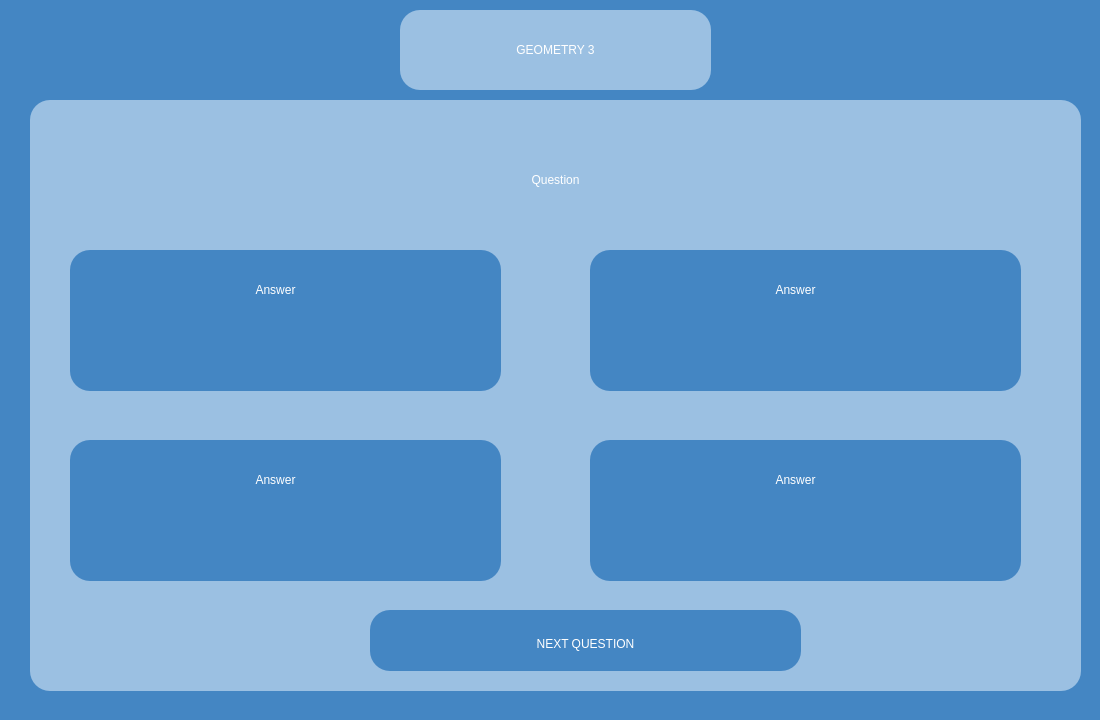
Qt form AGUniverse/presentationLayer/geometryExam3.ui (codingburgas/sprint-eschool-ag-universe) before a commit.
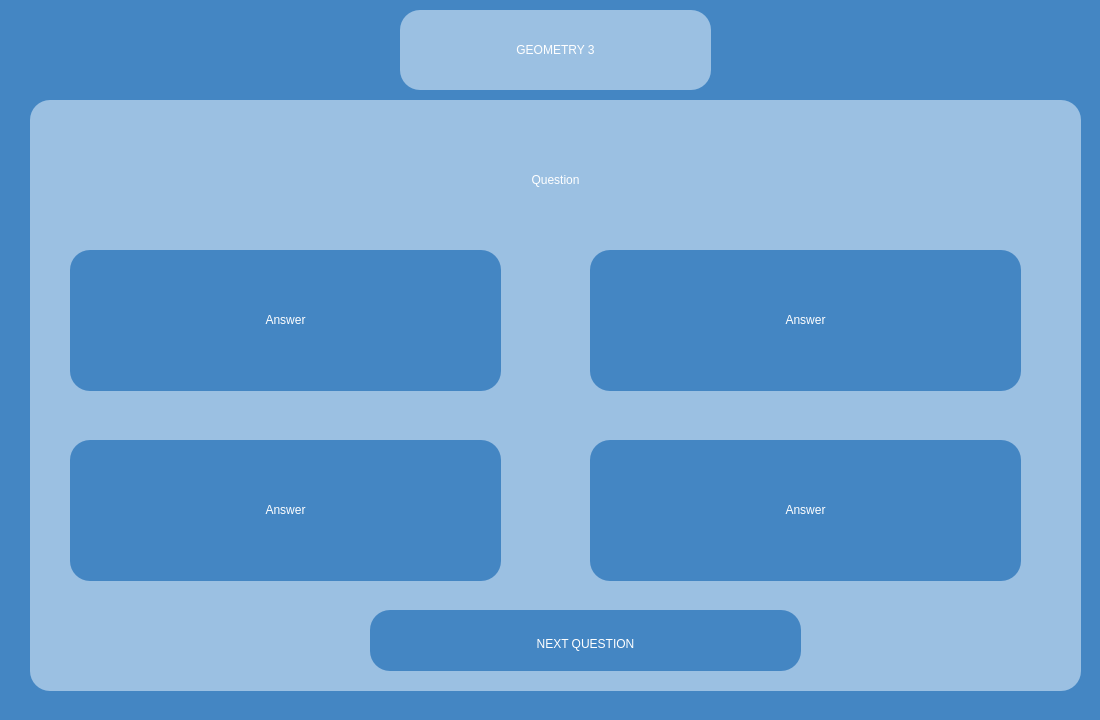
The same form after that commit.

Commit message: Enhance buttons in exams pages

What changed in the file:
```diff
--- a/AGUniverse/presentationLayer/geometryExam3.ui
+++ b/AGUniverse/presentationLayer/geometryExam3.ui
@@ -80,9 +80,9 @@
     <widget class="QLabel" name="answer_1">
      <property name="geometry">
       <rect>
-       <x>60</x>
-       <y>10</y>
-       <width>291</width>
+       <x>10</x>
+       <y>40</y>
+       <width>411</width>
        <height>61</height>
       </rect>
      </property>
@@ -140,9 +140,9 @@
     <widget class="QLabel" name="answer_2">
      <property name="geometry">
       <rect>
-       <x>60</x>
-       <y>10</y>
-       <width>291</width>
+       <x>10</x>
+       <y>40</y>
+       <width>411</width>
        <height>61</height>
       </rect>
      </property>
@@ -200,9 +200,9 @@
     <widget class="QLabel" name="answer_3">
      <property name="geometry">
       <rect>
-       <x>60</x>
-       <y>10</y>
-       <width>291</width>
+       <x>10</x>
+       <y>40</y>
+       <width>411</width>
        <height>61</height>
       </rect>
      </property>
@@ -260,9 +260,9 @@
     <widget class="QLabel" name="answer_4">
      <property name="geometry">
       <rect>
-       <x>60</x>
-       <y>10</y>
-       <width>291</width>
+       <x>10</x>
+       <y>40</y>
+       <width>411</width>
        <height>61</height>
       </rect>
      </property>
```
Left out of the diff: 8 changed lines with no effect on the pictures. The commit also changes 7 other files.
